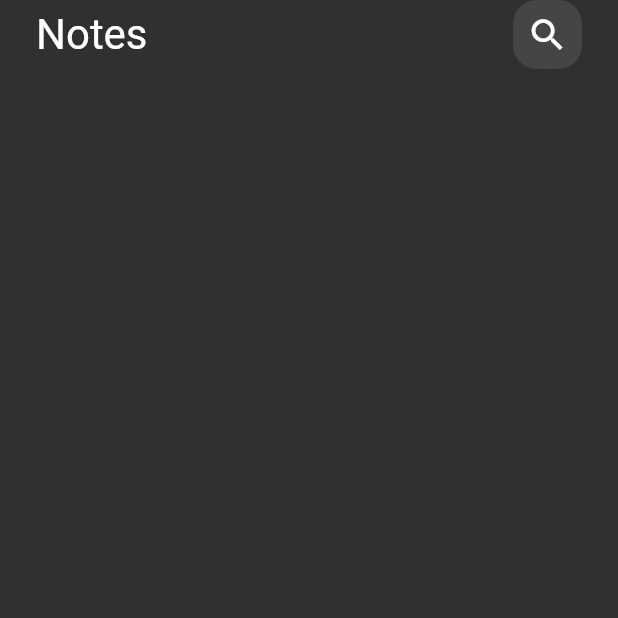
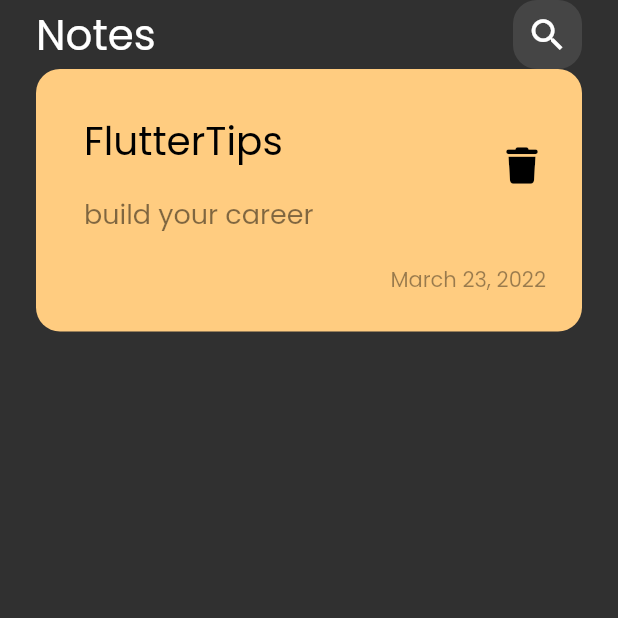
Before and after one commit to AhmedGamal97/notes_app, a Flutter app: the screen it shows after launch, on a phone screen of 412 x 824 dp, the top half of it. Run offline on Flutter 3.47's test engine with Material 2 defaults, Android fonts, the phone set to English and light mode, and no system bars; our stand-ins replace font_awesome_flutter.

Commit message:
create note item

```diff
--- a/lib/main.dart
+++ b/lib/main.dart
@@ -12,7 +12,7 @@ class NotesApp extends StatelessWidget {
   Widget build(BuildContext context) {
     return MaterialApp(
       debugShowCheckedModeBanner: false,
-      theme: ThemeData(brightness: Brightness.dark),
+      theme: ThemeData(brightness: Brightness.dark, fontFamily: 'Poppins'),
       home: const NotesView(),
     );
   }
--- a/lib/views/notes_view.dart
+++ b/lib/views/notes_view.dart
@@ -6,7 +6,7 @@ class NotesView extends StatelessWidget {
 
   @override
   Widget build(BuildContext context) {
-    return Scaffold(
+    return const Scaffold(
       body: NotesViewBody(),
     );
   }
--- /dev/null
+++ b/lib/views/widgets/note_item.dart
@@ -0,0 +1,48 @@
+import 'package:flutter/material.dart';
+import 'package:font_awesome_flutter/font_awesome_flutter.dart';
+
+class NoteItem extends StatelessWidget {
+  const NoteItem({super.key});
+
+  @override
+  Widget build(BuildContext context) {
+    return Container(
+      padding: const EdgeInsets.only(top: 24, bottom: 24, left: 16),
+      decoration: BoxDecoration(
+        color: const Color(0xffFFCC80),
+        borderRadius: BorderRadius.circular(16),
+      ),
+      child: Column(crossAxisAlignment: CrossAxisAlignment.end, children: [
+        ListTile(
+          title: const Text(
+            'FlutterTips',
+            style: TextStyle(color: Colors.black, fontSize: 26),
+          ),
+          subtitle: Padding(
+            padding: const EdgeInsets.only(top: 16.0, bottom: 16),
+            child: Text(
+              'build your career ',
+              style:
+                  TextStyle(color: Colors.black.withOpacity(.5), fontSize: 18),
+            ),
+          ),
+          trailing: IconButton(
+            onPressed: () {},
+            icon: const Icon(
+              FontAwesomeIcons.trash,
+              color: Colors.black,
+              size: 24,
+            ),
+          ),
+        ),
+        Padding(
+          padding: const EdgeInsets.only(right: 24.0),
+          child: Text(
+            'March 23, 2022',
+            style: TextStyle(color: Colors.black.withOpacity(.4), fontSize: 14),
+          ),
+        )
+      ]),
+    );
+  }
+}
--- a/lib/views/widgets/notes_view_body.dart
+++ b/lib/views/widgets/notes_view_body.dart
@@ -1,6 +1,7 @@
 import 'package:flutter/material.dart';
 
 import 'custom_app_bar.dart';
+import 'note_item.dart';
 
 class NotesViewBody extends StatelessWidget {
   const NotesViewBody({super.key});
@@ -11,8 +12,9 @@ class NotesViewBody extends StatelessWidget {
       child: Padding(
         padding: const EdgeInsets.symmetric(horizontal: 24.0),
         child: Column(
-          children: [
+          children: const [
             CustomAppBar(),
+            NoteItem(),
           ],
         ),
       ),
```
Also changed, not shown: pubspec.yaml (+6 -7 lines), assets/fonts/Poppins-Regular.ttf (added), pubspec.lock.
